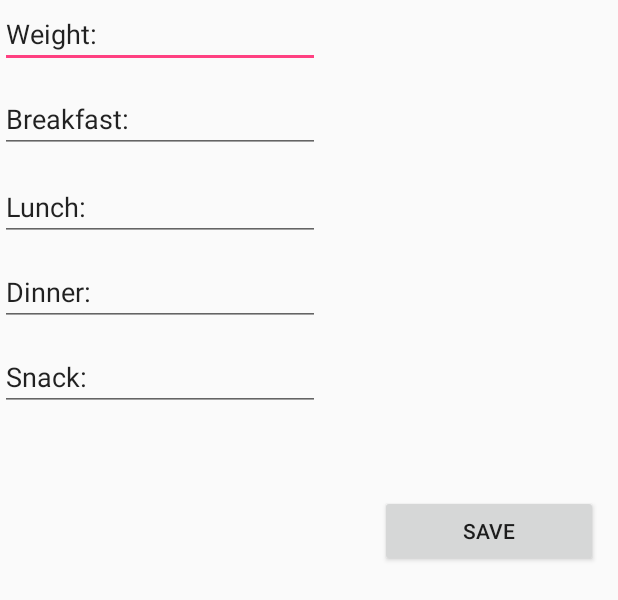
After one commit to akshaych/calorie_counter, an Android app: the layout activity_food.xml on its own in the app's theme, with its tools: preview values and no code run, on a phone screen of 412 x 824 dp. The commit adds this screen. Shown: the top 600 px of the screen. Run offline under Robolectric (Android 15) with nearby library versions, the phone set to English and light mode, and no system bars.

Commit message:
Progress
Calendar+food

```diff
--- a/EasyFoodDiary/app/src/main/java/cis350/upenn/edu/easyfooddiary/MainActivity.java
+++ b/EasyFoodDiary/app/src/main/java/cis350/upenn/edu/easyfooddiary/MainActivity.java
@@ -19,5 +19,9 @@ public class MainActivity extends AppCompatActivity {
             Intent i = new Intent(this, InformationActivity.class);
             startActivity(i);
         }
+        else if (view.getId() == R.id.calendar) {
+            Intent i = new Intent(this, CalendarActivity.class);
+            startActivity(i);
+        }
     }
 }
--- /dev/null
+++ b/EasyFoodDiary/app/src/main/res/layout/activity_food.xml
@@ -0,0 +1,80 @@
+<?xml version="1.0" encoding="utf-8"?>
+<RelativeLayout xmlns:android="http://schemas.android.com/apk/res/android"
+    xmlns:tools="http://schemas.android.com/tools"
+    android:orientation="vertical" android:layout_width="match_parent"
+    android:layout_height="match_parent"
+    android:weightSum="1"
+    tools:context="cis350.upenn.edu.easyfooddiary.InformationActivity">
+
+    <EditText
+        android:layout_width="wrap_content"
+        android:layout_height="wrap_content"
+        android:inputType="textPersonName"
+        android:text="Weight: "
+        android:ems="10"
+        android:id="@+id/weight"
+        android:layout_alignParentLeft="true"
+        android:layout_alignParentStart="true" />
+
+    <Button
+        android:text="Save"
+        android:layout_width="145dp"
+        android:layout_height="wrap_content"
+        android:id="@+id/Save"
+        android:onClick="onClick"
+        android:layout_marginTop="56dp"
+        android:layout_marginRight="13dp"
+        android:layout_marginEnd="13dp"
+        android:layout_below="@+id/snack"
+        android:layout_alignParentRight="true"
+        android:layout_alignParentEnd="true" />
+
+    <EditText
+        android:layout_width="wrap_content"
+        android:layout_height="wrap_content"
+        android:inputType="textLongMessage"
+        android:text="Lunch: "
+        android:ems="10"
+        android:id="@+id/lunch"
+        android:layout_below="@+id/breakfast"
+        android:layout_alignParentLeft="true"
+        android:layout_alignParentStart="true"
+        android:layout_marginTop="13dp" />
+
+    <EditText
+        android:layout_width="wrap_content"
+        android:layout_height="wrap_content"
+        android:inputType="date"
+        android:ems="10"
+        android:id="@+id/breakfast"
+        android:text="Breakfast: "
+        android:layout_below="@+id/weight"
+        android:layout_alignParentLeft="true"
+        android:layout_alignParentStart="true"
+        android:layout_marginTop="11dp" />
+
+    <EditText
+        android:layout_width="wrap_content"
+        android:layout_height="wrap_content"
+        android:inputType="date"
+        android:ems="10"
+        android:id="@+id/dinner"
+        android:text="Dinner: "
+        android:layout_below="@+id/lunch"
+        android:layout_alignParentLeft="true"
+        android:layout_alignParentStart="true"
+        android:layout_marginTop="11dp" />
+
+    <EditText
+        android:layout_width="wrap_content"
+        android:layout_height="wrap_content"
+        android:inputType="date"
+        android:ems="10"
+        android:id="@+id/snack"
+        android:text="Snack: "
+        android:layout_below="@+id/dinner"
+        android:layout_alignParentLeft="true"
+        android:layout_alignParentStart="true"
+        android:layout_marginTop="11dp" />
+
+</RelativeLayout>
```
Also changed, not shown: EasyFoodDiary/app/src/main/java/cis350/upenn/edu/easyfooddiary/CalendarActivity.java (+26 -1 lines), EasyFoodDiary/app/src/main/java/cis350/upenn/edu/easyfooddiary/FoodActivity.java (+103 -1 lines), EasyFoodDiary/app/src/main/java/cis350/upenn/edu/easyfooddiary/FoodView.java (+25 -1 lines), EasyFoodDiary/app/src/main/res/layout/activity_calendar.xml (added, +11 -0 lines).
